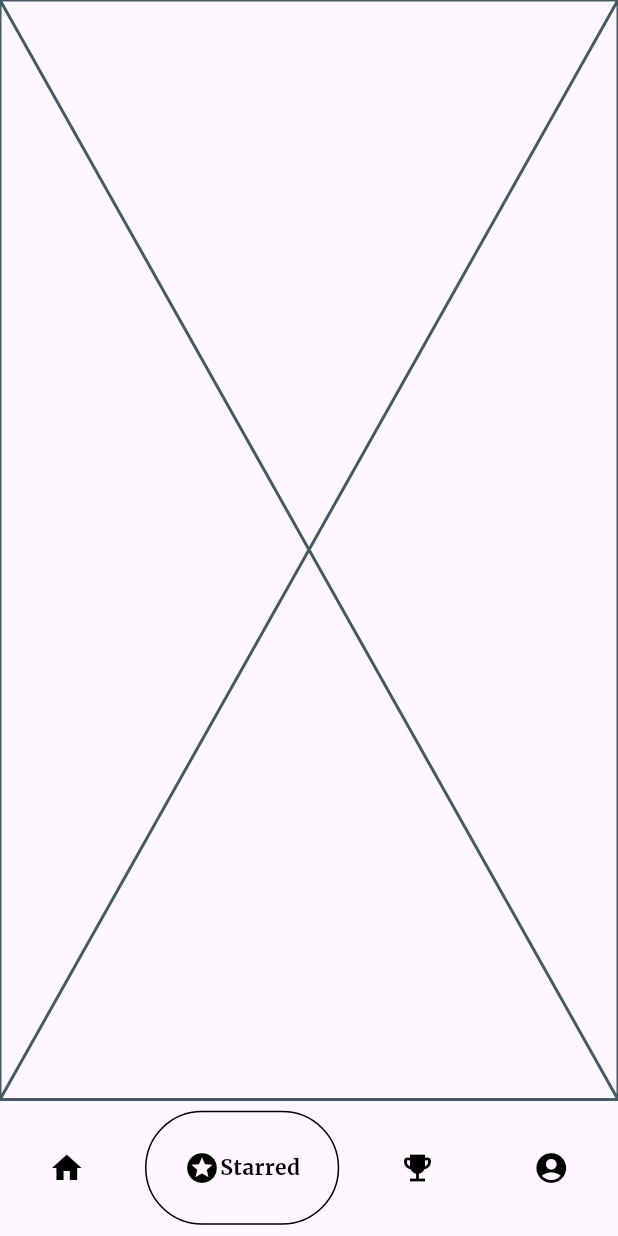
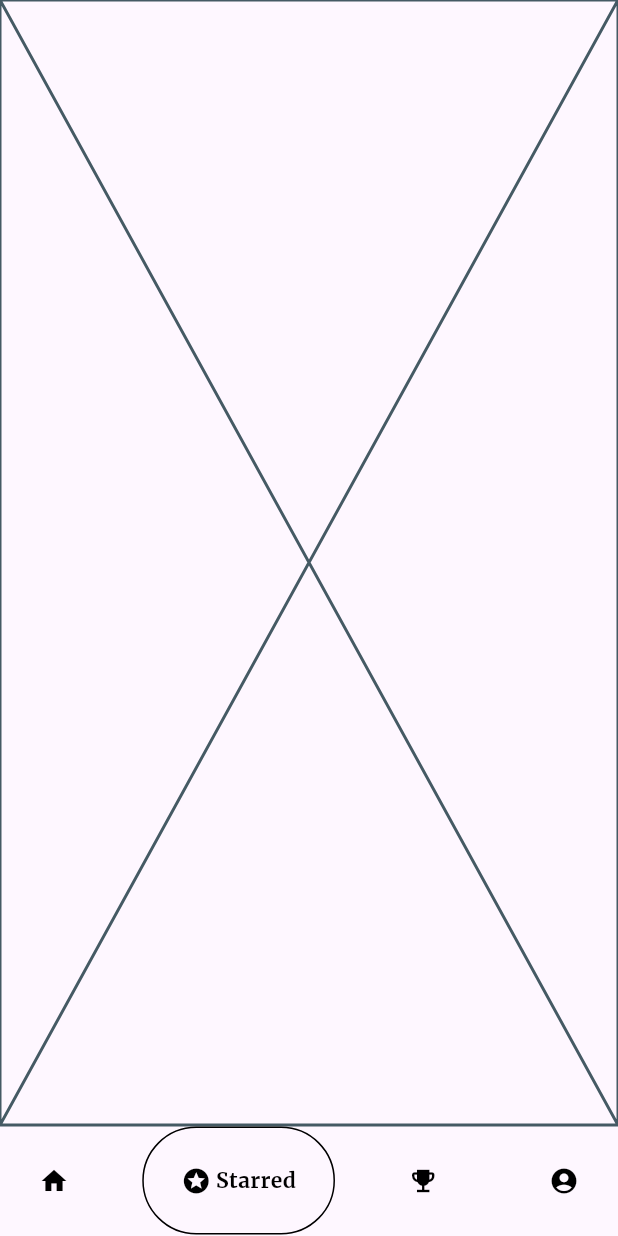
Before and after one commit to FEUP-LEIC-ES-2023-24/2LEIC18T4, a Flutter app: the LandingPage screen opened directly, item 2 of the bottom bar chosen, on a phone screen of 412 x 824 dp. Run offline on Flutter 3.47's test engine with Material 3 defaults, Android fonts, the light colour scheme and no system bars; drawn by our look-alikes of google_nav_bar; our stand-ins replace flutter_map, latlong2.

Commit message:
Navbar slightly changed

```diff
--- a/lib/components/bottom_nav_bar.dart
+++ b/lib/components/bottom_nav_bar.dart
@@ -13,14 +13,15 @@ class BottomNavBar extends StatelessWidget {
         activeColor: Colors.black,
         tabActiveBorder: Border.all(color: Colors.black),
         tabBorderRadius: 50,
-            tabMargin: EdgeInsets.all(7.5),
+        tabMargin: EdgeInsets.all(1),
         haptic: true,
+        iconSize: 20,
         onTabChange: (value) => onTabChange!(value),
         tabs: [
-              GButton(icon: Icons.home, text: 'Home'),
-              GButton(icon: Icons.stars, text: 'Starred'),
-              GButton(icon: Icons.emoji_events, text: 'Discover@'),
-              GButton(icon: Icons.account_circle, text: 'Account')
+          GButton(icon: Icons.home, text: 'Home', gap: 3,),
+          GButton(icon: Icons.stars, text: 'Starred', gap: 3),
+          GButton(icon: Icons.emoji_events, text: 'Discover@', gap: 3),
+          GButton(icon: Icons.account_circle, text: 'Account', gap: 3)
         ],
       ),
     );
```
Lines whose indentation alone changed are shown as unchanged.
